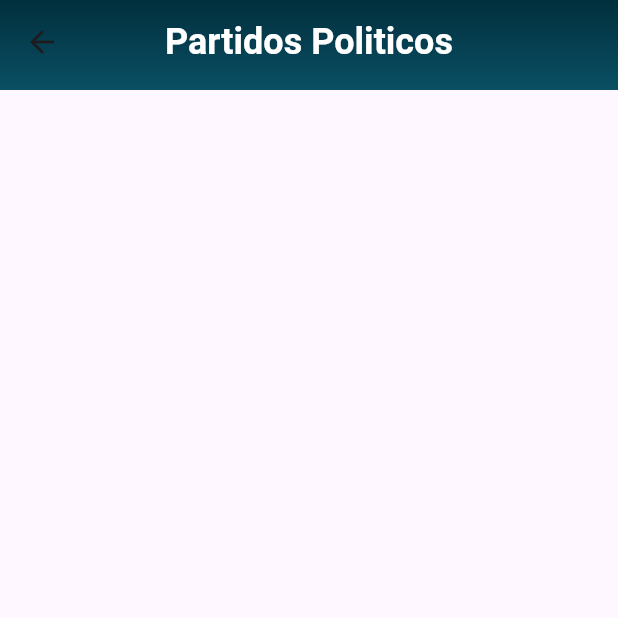
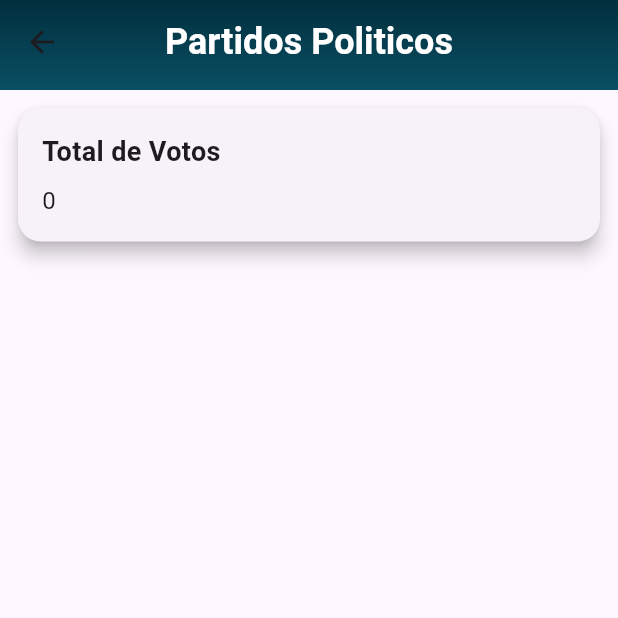
Before and after one commit to dennisqc/appVotacionesflutter, a Flutter app: the StreamVotos screen opened directly, on a phone screen of 412 x 824 dp, the top half of it. Run offline on Flutter 3.47's test engine with Material 3 defaults, Android fonts, the phone set to English and light mode, and no system bars; our stand-ins replace cloud_firestore, firebase_auth, firebase_core; accounts and stored records are empty.

Commit message:
actualizar votos

```diff
--- a/lib/login/register_user.dart
+++ b/lib/login/register_user.dart
@@ -1,4 +1,3 @@
-import 'package:animate_do/animate_do.dart';
 import 'package:firebase_auth/firebase_auth.dart';
 import 'package:flutter/material.dart';
 import 'package:partidospoliticos/login/login_user.dart';
--- a/lib/main.dart
+++ b/lib/main.dart
@@ -11,7 +11,7 @@ void main() async {
     options: DefaultFirebaseOptions.currentPlatform,
   );
   runApp(MaterialApp(
-    home: LoginUser(),
+    home: StreamVotos(),
     debugShowCheckedModeBanner: false,
   ));
 }
--- a/lib/pages/stream_votos.dart
+++ b/lib/pages/stream_votos.dart
@@ -4,6 +4,20 @@ import 'package:flutter/material.dart';
 class StreamVotos extends StatelessWidget {
   CollectionReference userReference =
       FirebaseFirestore.instance.collection("candidatos");
+
+  void _updateVotos(DocumentSnapshot doc, int change) {
+    int currentVotos = doc["nVotos"];
+    userReference.doc(doc.id).update({"nVotos": currentVotos + change});
+  }
+
+  int _calculateTotalVotes(List<QueryDocumentSnapshot> docs) {
+    int totalVotes = 0;
+    for (var doc in docs) {
+     int votos = (doc["nVotos"] as num).toInt();
+      totalVotes += votos;
+    }
+    return totalVotes;
+  }
 
   @override
   Widget build(BuildContext context) {
@@ -39,9 +53,43 @@ class StreamVotos extends StatelessWidget {
             if (snapshot.hasData) {
               QuerySnapshot userCollection = snapshot.data;
               List<QueryDocumentSnapshot> docs = userCollection.docs;
+              int totalVotes = _calculateTotalVotes(docs);
               return ListView.builder(
-                itemCount: docs.length,
+                itemCount: docs.length + 1, // Add 1 for the total votes card
                 itemBuilder: (BuildContext context, int index) {
+                  if (index == docs.length) {
+                    return Padding(
+                      padding: const EdgeInsets.all(8.0),
+                      child: Card(
+                        shape: RoundedRectangleBorder(
+                          borderRadius: BorderRadius.circular(15.0),
+                        ),
+                        elevation: 5,
+                        child: Padding(
+                          padding: const EdgeInsets.all(16.0),
+                          child: Column(
+                            crossAxisAlignment: CrossAxisAlignment.start,
+                            children: [
+                              Text(
+                                "Total de Votos",
+                                style: TextStyle(
+                                  fontSize: 18,
+                                  fontWeight: FontWeight.bold,
+                                ),
+                              ),
+                              SizedBox(height: 8),
+                              Text(
+                                "$totalVotes",
+                                style: TextStyle(
+                                  fontSize: 16,
+                                ),
+                              ),
+                            ],
+                          ),
+                        ),
+                      ),
+                    );
+                  } else {
                     return Padding(
                       padding: const EdgeInsets.all(8.0),
                       child: Card(
@@ -93,17 +141,32 @@ class StreamVotos extends StatelessWidget {
                                 ],
                               ),
                               SizedBox(height: 8),
+                              Row(
+                                children: [
+                                  IconButton(
+                                    icon: Icon(Icons.arrow_upward),
+                                    onPressed: () =>
+                                        _updateVotos(docs[index], 1),
+                                  ),
                                   Text(
                                     "Votos: ${docs[index]["nVotos"].toString()}",
                                     style: TextStyle(
                                       fontSize: 16,
                                     ),
                                   ),
+                                  IconButton(
+                                    icon: Icon(Icons.arrow_downward),
+                                    onPressed: () =>
+                                        _updateVotos(docs[index], -1),
+                                  ),
+                                ],
+                              ),
                             ],
                           ),
                         ),
                       ),
                     );
+                  }
                 },
               );
             }
```
Also changed, not shown: lib/login/login_user.dart (+4 -4 lines). Lines whose indentation alone changed are shown as unchanged.
